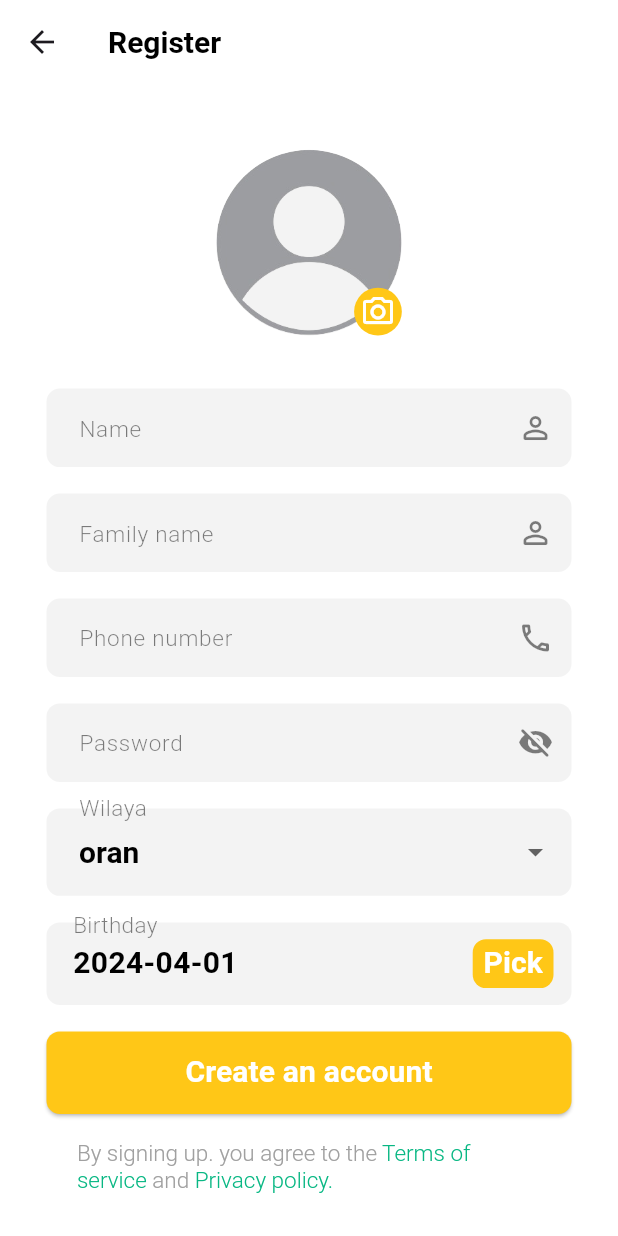
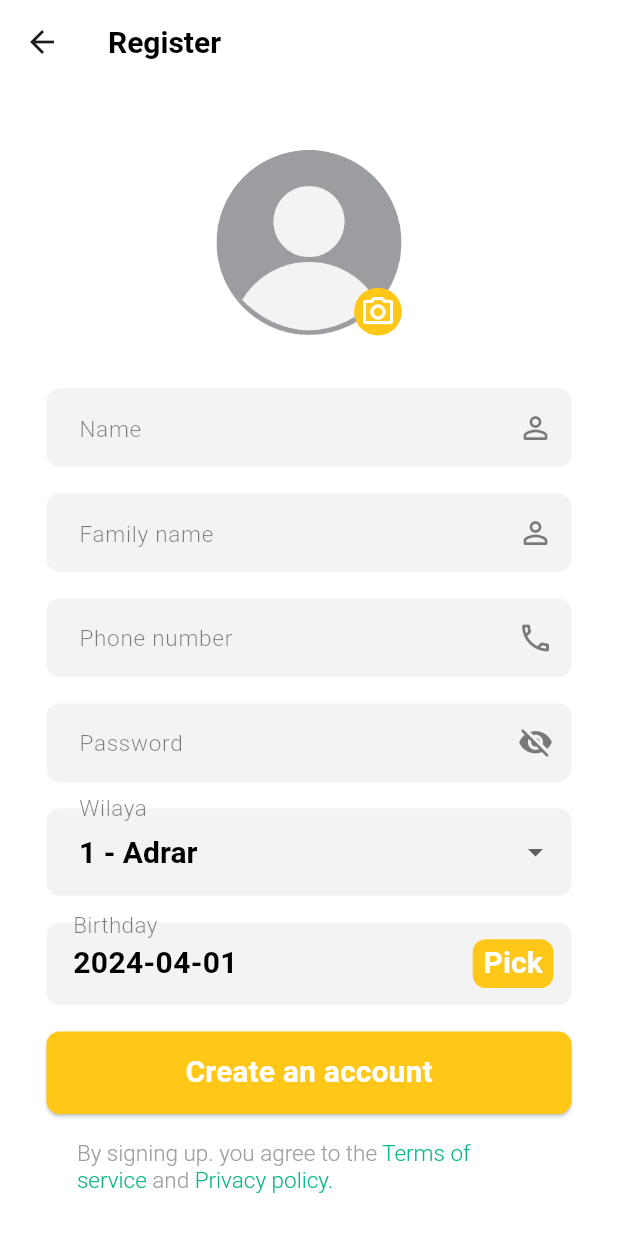
Before and after one commit to Chihab-Dev/carpool_front, a Flutter app: the RegisterView screen opened directly, on a phone screen of 412 x 824 dp. Run offline on Flutter 3.47's test engine with Material 3 defaults, Android fonts, the light colour scheme and no system bars; our stand-ins replace flutter_bloc, flutter_screenutil, get_it, image_picker, introduction_screen, shared_preferences; accounts and stored records are empty.

Commit message:
[ADD] wilaya list

```diff
--- a/lib/presentation/screens/auth/register/cubit/register_cubit.dart
+++ b/lib/presentation/screens/auth/register/cubit/register_cubit.dart
@@ -23,7 +23,7 @@ class RegisterCubit extends Cubit<RegisterStates> {
     emit(RegisterPickImageState());
   }
 
-  String wilaya = 'oran';
+  String wilaya = 'Adrar';
 
   pickWilaya(String? value) {
     if (value != null) {
--- a/lib/presentation/screens/auth/register/view/register.dart
+++ b/lib/presentation/screens/auth/register/view/register.dart
@@ -271,22 +271,204 @@ class CustomDropDown extends StatelessWidget {
         value: wilaya,
         style: getMeduimStyle(color: ColorManager.dark),
         dropdownColor: ColorManager.white,
-        items: const [
-          DropdownMenuItem<String>(
-            value: 'khenchela',
-            child: Text('khenchela'),
-          ),
-          DropdownMenuItem<String>(
-            value: 'batna',
-            child: Text('batna'),
-          ),
-          DropdownMenuItem<String>(
-            value: 'oran',
-            child: Text('oran'),
-          ),
-        ],
+        items: wilayaDropdownItems,
         onChanged: onChanged,
       ),
     );
   }
 }
+
+List<DropdownMenuItem<String>>? wilayaDropdownItems = [
+  const DropdownMenuItem<String>(
+    value: 'Adrar',
+    child: Text('1 - Adrar'),
+  ),
+  const DropdownMenuItem<String>(
+    value: 'Chlef',
+    child: Text('2 - Chlef'),
+  ),
+  const DropdownMenuItem<String>(
+    value: 'Laghouat',
+    child: Text('3 - Laghouat'),
+  ),
+  const DropdownMenuItem<String>(
+    value: 'Oum El Bouaghi',
+    child: Text('4 - Oum El Bouaghi'),
+  ),
+  const DropdownMenuItem<String>(
+    value: 'Batna',
+    child: Text('5 - Batna'),
+  ),
+  const DropdownMenuItem<String>(
+    value: 'Béjaïa',
+    child: Text('6 - Béjaïa'),
+  ),
+  const DropdownMenuItem<String>(
+    value: 'Biskra',
+    child: Text('7 - Biskra'),
+  ),
+  const DropdownMenuItem<String>(
+    value: 'Béchar',
+    child: Text('8 - Béchar'),
+  ),
+  const DropdownMenuItem<String>(
+    value: 'Blida',
+    child: Text('9 - Blida'),
+  ),
+  const DropdownMenuItem<String>(
+    value: 'Bouira',
+    child: Text('10 - Bouira'),
+  ),
+  const DropdownMenuItem<String>(
+    value: 'Tamanrasset',
+    child: Text('11 - Tamanrasset'),
+  ),
+  const DropdownMenuItem<String>(
+    value: 'Tébessa',
+    child: Text('12 - Tébessa'),
+  ),
+  const DropdownMenuItem<String>(
+    value: 'Tlemcen',
+    child: Text('13 - Tlemcen'),
+  ),
+  const DropdownMenuItem<String>(
+    value: 'Tiaret',
+    child: Text('14 - Tiaret'),
+  ),
+  const DropdownMenuItem<String>(
+    value: 'Tizi Ouzou',
+    child: Text('15 - Tizi Ouzou'),
+  ),
+  const DropdownMenuItem<String>(
+    value: 'Alger',
+    child: Text('16 - Alger'),
+  ),
+  const DropdownMenuItem<String>(
+    value: 'Djelfa',
+    child: Text('17 - Djelfa'),
+  ),
+  const DropdownMenuItem<String>(
+    value: 'Jijel',
+    child: Text('18 - Jijel'),
+  ),
+  const DropdownMenuItem<String>(
+    value: 'Sétif',
+    child: Text('19 - Sétif'),
+  ),
+  const DropdownMenuItem<String>(
+    value: 'Saïda',
+    child: Text('20 - Saïda'),
+  ),
+  const DropdownMenuItem<String>(
+    value: 'Skikda',
+    child: Text('21 - Skikda'),
+  ),
+  const DropdownMenuItem<String>(
+    value: 'Sidi Bel Abbès',
+    child: Text('22 - Sidi Bel Abbès'),
+  ),
+  const DropdownMenuItem<String>(
+    value: 'Annaba',
+    child: Text('23 - Annaba'),
+  ),
+  const DropdownMenuItem<String>(
+    value: 'Guelma',
+    child: Text('24 - Guelma'),
+  ),
+  const DropdownMenuItem<String>(
+    value: 'Constantine',
+    child: Text('25 - Constantine'),
+  ),
+  const DropdownMenuItem<String>(
+    value: 'Médéa',
+    child: Text('26 - Médéa'),
+  ),
+  const DropdownMenuItem<String>(
+    value: 'Mostaganem',
+    child: Text('27 - Mostaganem'),
+  ),
+  const DropdownMenuItem<String>(
+    value: 'M\'Sila',
+    child: Text('28 - M\'Sila'),
+  ),
+  const DropdownMenuItem<String>(
+    value: 'Mascara',
+    child: Text('29 - Mascara'),
+  ),
+  const DropdownMenuItem<String>(
+    value: 'Ouargla',
+    child: Text('30 - Ouargla'),
+  ),
+  const DropdownMenuItem<String>(
+    value: 'Oran',
+    child: Text('31 - Oran'),
+  ),
+  const DropdownMenuItem<String>(
+    value: 'El Bayadh',
+    child: Text('32 - El Bayadh'),
+  ),
+  const DropdownMenuItem<String>(
+    value: 'Illizi',
+    child: Text('33 - Illizi'),
+  ),
+  const DropdownMenuItem<String>(
+    value: 'Bordj Bou Arréridj',
+    child: Text('34 - Bordj Bou Arréridj'),
+  ),
+  const DropdownMenuItem<String>(
+    value: 'Boumerdès',
+    child: Text('35 - Boumerdès'),
+  ),
+  const DropdownMenuItem<String>(
+    value: 'El Tarf',
+    child: Text('36 - El Tarf'),
+  ),
+  const DropdownMenuItem<String>(
+    value: 'Tindouf',
+    child: Text('37 - Tindouf'),
+  ),
+  const DropdownMenuItem<String>(
+    value: 'Tissemsilt',
+    child: Text('38 - Tissemsilt'),
+  ),
+  const DropdownMenuItem<String>(
+    value: 'El Oued',
+    child: Text('39 - El Oued'),
+  ),
+  const DropdownMenuItem<String>(
+    value: 'Khenchela',
+    child: Text('40 - Khenchela'),
+  ),
+  const DropdownMenuItem<String>(
+    value: 'Souk Ahras',
+    child: Text('41 - Souk Ahras'),
+  ),
+  const DropdownMenuItem<String>(
+    value: 'Tipaza',
+    child: Text('42 - Tipaza'),
+  ),
+  const DropdownMenuItem<String>(
+    value: 'Mila',
+    child: Text('43 - Mila'),
+  ),
+  const DropdownMenuItem<String>(
+    value: 'Aïn Defla',
+    child: Text('44 - Aïn Defla'),
+  ),
+  const DropdownMenuItem<String>(
+    value: 'Naâma',
+    child: Text('45 - Naâma'),
+  ),
+  const DropdownMenuItem<String>(
+    value: 'Aïn Témouchent',
+    child: Text('46 - Aïn Témouchent'),
+  ),
+  const DropdownMenuItem<String>(
+    value: 'Ghardaïa',
+    child: Text('47 - Ghardaïa'),
+  ),
+  const DropdownMenuItem<String>(
+    value: 'Relizane',
+    child: Text('48 - Relizane'),
+  ),
+];
```
